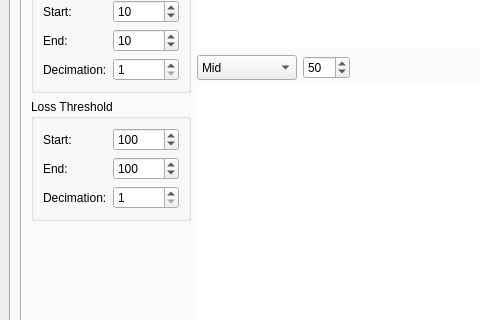
Old version of the form trade_monitor/trade_monitor/gui_monitor.ui in the repository takkin-takilog/namake-trader; both pictures show x 0 to 480 and y 372 to 692 of the 956 by 785 pixel window.
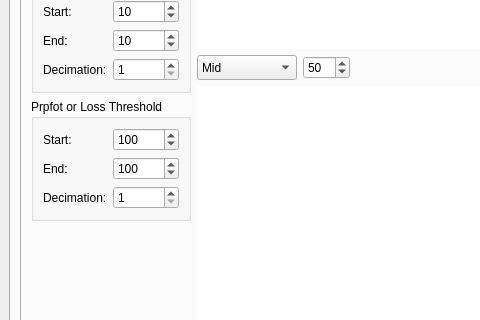
New version of the form.

The edit to the form file:
```diff
--- a/trade_monitor/trade_monitor/gui_monitor.ui
+++ b/trade_monitor/trade_monitor/gui_monitor.ui
@@ -922,7 +922,7 @@
                    </sizepolicy>
                   </property>
                   <property name="title">
-                   <string>Loss Threshold</string>
+                   <string>Prpfot or Loss Threshold</string>
                   </property>
                   <layout class="QGridLayout" name="gridLayout_7">
                    <item row="1" column="0">
```
Left out of the diff: 6 changed lines with no effect on the pictures.
